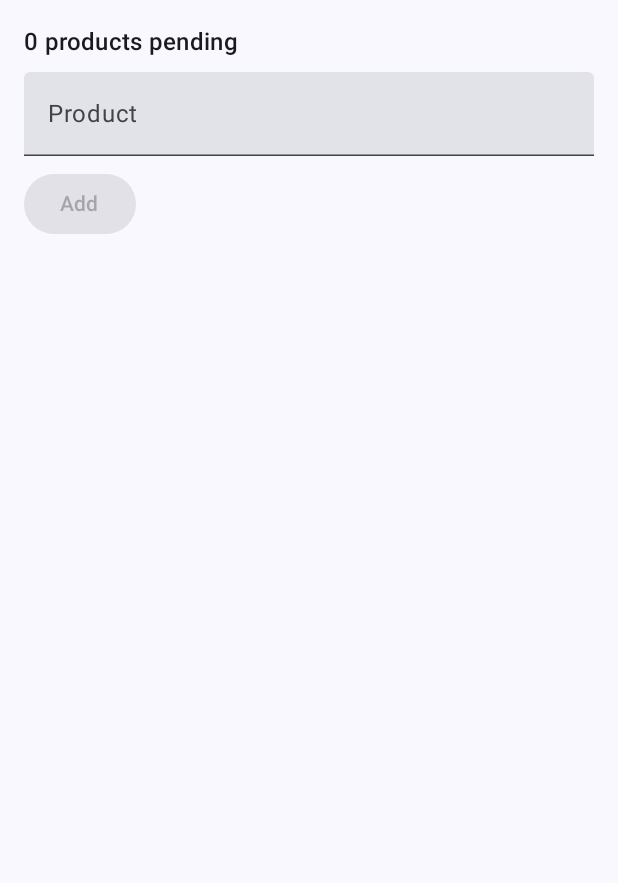
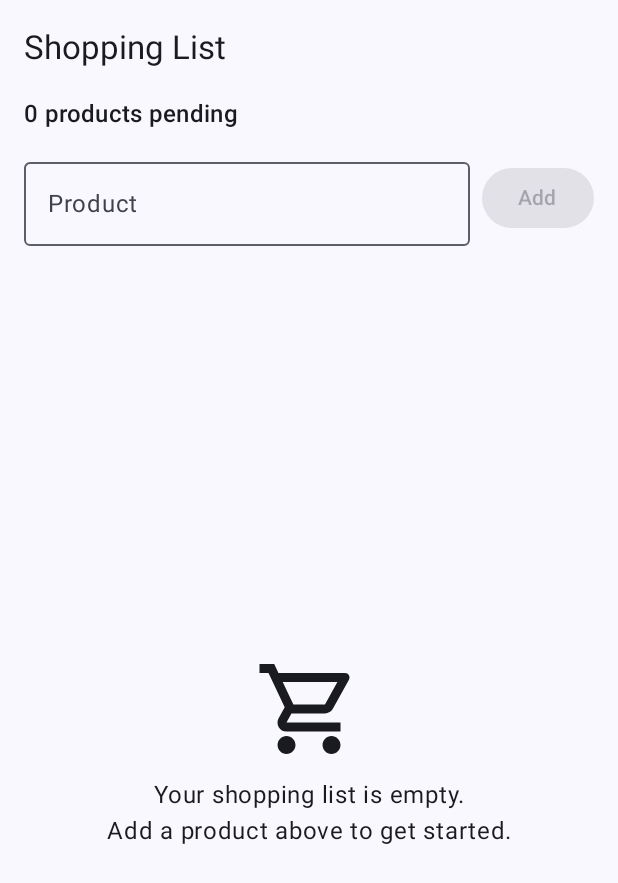
Before and after one commit to aymanmzkk/ListaCompra, an Android app built with Jetpack Compose: the screen it shows after launch (MainActivity), on a phone screen of 412 x 824 dp. Shown: the top 883 px of the screen. Run offline under Robolectric (Android 15) with nearby library versions, the phone set to English and light mode, and no system bars.

Commit message:
Bloque 3: interfaz con Row, LazyColumn, Card y Box
- Parte superior: Row con OutlinedTextField y Button "Añadir" (también
  añade con la tecla Hecho del teclado; desactivado si el campo está vacío).
- Lista de productos en LazyColumn; cada producto en una Card que se
  marca/desmarca como comprado al pulsarla y tiene botón de eliminar.
- Icono de comprado/pendiente colocado con un Box en la esquina superior
  derecha de la tarjeta.
- Mensaje centrado cuando la lista está vacía.
- Pantalla separada en versión con estado y sin estado para las @Preview.

```diff
--- a/app/build.gradle.kts
+++ b/app/build.gradle.kts
@@ -60,6 +60,7 @@ dependencies {
     implementation(libs.androidx.ui.graphics)
     implementation(libs.androidx.ui.tooling.preview)
     implementation(libs.androidx.material3)
+    implementation(libs.androidx.material.icons.core)
     testImplementation(libs.junit)
     androidTestImplementation(libs.androidx.junit)
     androidTestImplementation(libs.androidx.espresso.core)
--- a/app/src/main/java/com/example/listacompra/MainActivity.kt
+++ b/app/src/main/java/com/example/listacompra/MainActivity.kt
@@ -4,10 +4,6 @@ import android.os.Bundle
 import androidx.activity.ComponentActivity
 import androidx.activity.compose.setContent
 import androidx.activity.enableEdgeToEdge
-import androidx.compose.foundation.layout.fillMaxSize
-import androidx.compose.foundation.layout.padding
-import androidx.compose.material3.Scaffold
-import androidx.compose.ui.Modifier
 import com.example.listacompra.ui.screens.ListaCompraScreen
 import com.example.listacompra.ui.theme.ListaCompraTheme
 
@@ -17,9 +13,7 @@ class MainActivity : ComponentActivity() {
         enableEdgeToEdge()
         setContent {
             ListaCompraTheme {
-                Scaffold(modifier = Modifier.fillMaxSize()) { innerPadding ->
-                    ListaCompraScreen(modifier = Modifier.padding(innerPadding))
-                }
+                ListaCompraScreen()
             }
         }
     }
--- /dev/null
+++ b/app/src/main/java/com/example/listacompra/ui/components/ListaVacia.kt
@@ -0,0 +1,41 @@
+package com.example.listacompra.ui.components
+
+import androidx.compose.foundation.layout.Arrangement
+import androidx.compose.foundation.layout.Box
+import androidx.compose.foundation.layout.Column
+import androidx.compose.foundation.layout.fillMaxSize
+import androidx.compose.foundation.layout.size
+import androidx.compose.material.icons.Icons
+import androidx.compose.material.icons.outlined.ShoppingCart
+import androidx.compose.material3.Icon
+import androidx.compose.material3.MaterialTheme
+import androidx.compose.material3.Text
+import androidx.compose.runtime.Composable
+import androidx.compose.ui.Alignment
+import androidx.compose.ui.Modifier
+import androidx.compose.ui.res.dimensionResource
+import androidx.compose.ui.res.stringResource
+import androidx.compose.ui.text.style.TextAlign
+import com.example.listacompra.R
+
+/** Mensaje centrado que se muestra en lugar de la lista cuando no hay productos. */
+@Composable
+fun ListaVacia(modifier: Modifier = Modifier) {
+    Box(modifier = modifier.fillMaxSize(), contentAlignment = Alignment.Center) {
+        Column(
+            horizontalAlignment = Alignment.CenterHorizontally,
+            verticalArrangement = Arrangement.spacedBy(dimensionResource(R.dimen.espacio_mediano))
+        ) {
+            Icon(
+                imageVector = Icons.Outlined.ShoppingCart,
+                contentDescription = stringResource(R.string.cd_lista_vacia),
+                modifier = Modifier.size(dimensionResource(R.dimen.tamano_icono_lista_vacia))
+            )
+            Text(
+                text = stringResource(R.string.lista_vacia),
+                style = MaterialTheme.typography.bodyLarge,
+                textAlign = TextAlign.Center
+            )
+        }
+    }
+}
--- /dev/null
+++ b/app/src/main/java/com/example/listacompra/ui/components/NuevoProductoRow.kt
@@ -0,0 +1,54 @@
+package com.example.listacompra.ui.components
+
+import androidx.compose.foundation.layout.Arrangement
+import androidx.compose.foundation.layout.Row
+import androidx.compose.foundation.layout.fillMaxWidth
+import androidx.compose.foundation.text.KeyboardActions
+import androidx.compose.foundation.text.KeyboardOptions
+import androidx.compose.material3.Button
+import androidx.compose.material3.OutlinedTextField
+import androidx.compose.material3.Text
+import androidx.compose.runtime.Composable
+import androidx.compose.ui.Alignment
+import androidx.compose.ui.Modifier
+import androidx.compose.ui.res.dimensionResource
+import androidx.compose.ui.res.stringResource
+import androidx.compose.ui.text.input.ImeAction
+import androidx.compose.ui.text.input.KeyboardCapitalization
+import com.example.listacompra.R
+
+/**
+ * Parte superior: campo de texto para el nombre del producto y botón "Añadir".
+ */
+@Composable
+fun NuevoProductoRow(
+    texto: String,
+    puedeAnadir: Boolean,
+    onTextoChange: (String) -> Unit,
+    onAnadir: () -> Unit,
+    modifier: Modifier = Modifier
+) {
+    Row(
+        modifier = modifier.fillMaxWidth(),
+        verticalAlignment = Alignment.CenterVertically,
+        horizontalArrangement = Arrangement.spacedBy(dimensionResource(R.dimen.espacio_pequeno))
+    ) {
+        OutlinedTextField(
+            value = texto,
+            onValueChange = onTextoChange,
+            label = { Text(stringResource(R.string.etiqueta_producto)) },
+            placeholder = { Text(stringResource(R.string.placeholder_producto)) },
+            singleLine = true,
+            keyboardOptions = KeyboardOptions(
+                capitalization = KeyboardCapitalization.Sentences,
+                imeAction = ImeAction.Done
+            ),
+            // La tecla "Hecho" del teclado también añade el producto
+            keyboardActions = KeyboardActions(onDone = { if (puedeAnadir) onAnadir() }),
+            modifier = Modifier.weight(1f)
+        )
+        Button(onClick = onAnadir, enabled = puedeAnadir) {
+            Text(stringResource(R.string.boton_anadir))
+        }
+    }
+}
--- a/app/src/main/java/com/example/listacompra/ui/screens/ListaCompraScreen.kt
+++ b/app/src/main/java/com/example/listacompra/ui/screens/ListaCompraScreen.kt
@@ -2,29 +2,40 @@ package com.example.listacompra.ui.screens
 
 import androidx.compose.foundation.layout.Arrangement
 import androidx.compose.foundation.layout.Column
-import androidx.compose.foundation.layout.Row
-import androidx.compose.foundation.layout.fillMaxWidth
+import androidx.compose.foundation.layout.PaddingValues
+import androidx.compose.foundation.layout.consumeWindowInsets
+import androidx.compose.foundation.layout.fillMaxSize
+import androidx.compose.foundation.layout.imePadding
 import androidx.compose.foundation.layout.padding
-import androidx.compose.material3.Button
+import androidx.compose.foundation.lazy.LazyColumn
+import androidx.compose.foundation.lazy.items
+import androidx.compose.material3.ExperimentalMaterial3Api
 import androidx.compose.material3.MaterialTheme
+import androidx.compose.material3.Scaffold
 import androidx.compose.material3.Text
-import androidx.compose.material3.TextButton
-import androidx.compose.material3.TextField
+import androidx.compose.material3.TopAppBar
 import androidx.compose.runtime.Composable
 import androidx.compose.runtime.getValue
-import androidx.compose.ui.Alignment
 import androidx.compose.ui.Modifier
 import androidx.compose.ui.res.dimensionResource
 import androidx.compose.ui.res.pluralStringResource
+import androidx.compose.ui.res.stringArrayResource
 import androidx.compose.ui.res.stringResource
+import androidx.compose.ui.tooling.preview.Preview
 import androidx.lifecycle.compose.collectAsStateWithLifecycle
 import androidx.lifecycle.viewmodel.compose.viewModel
 import com.example.listacompra.R
+import com.example.listacompra.data.Producto
+import com.example.listacompra.ui.ListaCompraUiState
 import com.example.listacompra.ui.ListaCompraViewModel
+import com.example.listacompra.ui.components.ListaVacia
+import com.example.listacompra.ui.components.NuevoProductoRow
+import com.example.listacompra.ui.components.ProductoCard
+import com.example.listacompra.ui.theme.ListaCompraTheme
 
 /**
- * Pantalla principal. Lee el estado del [ListaCompraViewModel] y le
- * envía las acciones del usuario (patrón MVVM, flujo unidireccional).
+ * Pantalla principal con estado: lee el [ListaCompraViewModel] y le envía
+ * las acciones del usuario (patrón MVVM, flujo unidireccional de datos).
  */
 @Composable
 fun ListaCompraScreen(
@@ -33,29 +44,68 @@ fun ListaCompraScreen(
 ) {
     val uiState by viewModel.uiState.collectAsStateWithLifecycle()
 
-    Column(
-        modifier = modifier.padding(dimensionResource(R.dimen.margen_pantalla)),
-        verticalArrangement = Arrangement.spacedBy(dimensionResource(R.dimen.espacio_pequeno))
-    ) {
-        ContadorPendientes(pendientes = uiState.pendientes)
-        TextField(
-            value = uiState.nuevoProducto,
-            onValueChange = viewModel::onNuevoProductoChange,
-            label = { Text(stringResource(R.string.etiqueta_producto)) },
-            singleLine = true,
-            modifier = Modifier.fillMaxWidth()
-        )
-        Button(
-            onClick = viewModel::anadirProducto,
-            enabled = uiState.puedeAnadir
+    ListaCompraContent(
+        uiState = uiState,
+        onNuevoProductoChange = viewModel::onNuevoProductoChange,
+        onAnadir = viewModel::anadirProducto,
+        onAlternarComprado = viewModel::alternarComprado,
+        onEliminar = viewModel::eliminarProducto,
+        modifier = modifier
+    )
+}
+
+/**
+ * Pantalla sin estado: solo pinta lo que recibe. Así se puede previsualizar
+ * con @Preview sin necesidad de un ViewModel.
+ */
+@OptIn(ExperimentalMaterial3Api::class)
+@Composable
+fun ListaCompraContent(
+    uiState: ListaCompraUiState,
+    onNuevoProductoChange: (String) -> Unit,
+    onAnadir: () -> Unit,
+    onAlternarComprado: (Producto) -> Unit,
+    onEliminar: (Producto) -> Unit,
+    modifier: Modifier = Modifier
+) {
+    Scaffold(
+        modifier = modifier.fillMaxSize(),
+        topBar = { TopAppBar(title = { Text(stringResource(R.string.app_name)) }) }
+    ) { innerPadding ->
+        Column(
+            modifier = Modifier
+                .fillMaxSize()
+                .padding(innerPadding)
+                .consumeWindowInsets(innerPadding)
+                .imePadding()
+                .padding(horizontal = dimensionResource(R.dimen.margen_pantalla)),
+            verticalArrangement = Arrangement.spacedBy(dimensionResource(R.dimen.espacio_mediano))
         ) {
-            Text(stringResource(R.string.boton_anadir))
-        }
-        uiState.productos.forEach { producto ->
-            Row(verticalAlignment = Alignment.CenterVertically) {
-                Text(text = producto.nombre, modifier = Modifier.weight(1f))
-                TextButton(onClick = { viewModel.eliminarProducto(producto) }) {
-                    Text(stringResource(R.string.boton_eliminar))
+            ContadorPendientes(pendientes = uiState.pendientes)
+
+            NuevoProductoRow(
+                texto = uiState.nuevoProducto,
+                puedeAnadir = uiState.puedeAnadir,
+                onTextoChange = onNuevoProductoChange,
+                onAnadir = onAnadir
+            )
+
+            if (uiState.productos.isEmpty()) {
+                ListaVacia()
+            } else {
+                LazyColumn(
+                    modifier = Modifier.fillMaxSize(),
+                    verticalArrangement = Arrangement.spacedBy(dimensionResource(R.dimen.espacio_pequeno)),
+                    contentPadding = PaddingValues(bottom = dimensionResource(R.dimen.margen_pantalla))
+                ) {
+                    items(uiState.productos, key = { it.id }) { producto ->
+                        ProductoCard(
+                            producto = producto,
+                            onClick = { onAlternarComprado(producto) },
+                            onEliminar = { onEliminar(producto) },
+                            modifier = Modifier.animateItem()
+                        )
+                    }
                 }
             }
         }
@@ -71,3 +121,32 @@ fun ContadorPendientes(pendientes: Int, modifier: Modifier = Modifier) {
         modifier = modifier
     )
 }
+
+/** Lista de ejemplo para las previsualizaciones (nombres sacados de strings.xml). */
+@Composable
+private fun productosEjemplo(): List<Producto> =
+    stringArrayResource(R.array.productos_ejemplo).mapIndexed { i, nombre ->
+        Producto(id = i.toLong(), nombre = nombre, comprado = i == 1)
+    }
+
+@Preview(showBackground = true)
+@Composable
+private fun ListaCompraPreview() {
+    ListaCompraTheme {
+        ListaCompraContent(
+            uiState = ListaCompraUiState(productos = productosEjemplo()),
+            onNuevoProductoChange = {}, onAnadir = {}, onAlternarComprado = {}, onEliminar = {}
+        )
+    }
+}
+
+@Preview(showBackground = true)
+@Composable
+private fun ListaVaciaPreview() {
+    ListaCompraTheme {
+        ListaCompraContent(
+            uiState = ListaCompraUiState(),
+            onNuevoProductoChange = {}, onAnadir = {}, onAlternarComprado = {}, onEliminar = {}
+        )
+    }
+}
--- a/app/src/main/res/values/dimens.xml
+++ b/app/src/main/res/values/dimens.xml
@@ -4,4 +4,15 @@
     <dimen name="margen_pantalla">16dp</dimen>
     <!-- Separación entre elementos -->
     <dimen name="espacio_pequeno">8dp</dimen>
+    <dimen name="espacio_mediano">12dp</dimen>
+
+    <!-- Tarjeta de producto -->
+    <dimen name="padding_tarjeta">16dp</dimen>
+    <dimen name="margen_icono_esquina">8dp</dimen>
+    <dimen name="tamano_icono_estado">20dp</dimen>
+    <!-- Hueco a la derecha de la fila para que el icono de la esquina no se solape -->
+    <dimen name="hueco_icono_estado">28dp</dimen>
+
+    <!-- Mensaje de lista vacía -->
+    <dimen name="tamano_icono_lista_vacia">72dp</dimen>
 </resources>
--- a/app/src/main/res/values/strings.xml
+++ b/app/src/main/res/values/strings.xml
@@ -9,6 +9,23 @@
 
     <!-- Alta de productos -->
     <string name="etiqueta_producto">Product</string>
+    <string name="placeholder_producto">e.g. Milk</string>
     <string name="boton_anadir">Add</string>
-    <string name="boton_eliminar">Delete</string>
+
+    <!-- Lista vacía -->
+    <string name="lista_vacia">Your shopping list is empty.\nAdd a product above to get started.</string>
+
+    <!-- Descripciones de los iconos (accesibilidad) -->
+    <string name="cd_comprado">Bought</string>
+    <string name="cd_pendiente">Pending</string>
+    <string name="cd_eliminar">Delete product</string>
+    <string name="cd_lista_vacia">Empty shopping cart</string>
+
+    <!-- Datos de ejemplo para las @Preview -->
+    <string-array name="productos_ejemplo">
+        <item>Milk</item>
+        <item>Bread</item>
+        <item>Eggs</item>
+        <item>Apples</item>
+    </string-array>
 </resources>
--- a/gradle/libs.versions.toml
+++ b/gradle/libs.versions.toml
@@ -26,6 +26,7 @@ androidx-ui-tooling-preview = { group = "androidx.compose.ui", name = "ui-toolin
 androidx-ui-test-manifest = { group = "androidx.compose.ui", name = "ui-test-manifest" }
 androidx-ui-test-junit4 = { group = "androidx.compose.ui", name = "ui-test-junit4" }
 androidx-material3 = { group = "androidx.compose.material3", name = "material3" }
+androidx-material-icons-core = { group = "androidx.compose.material", name = "material-icons-core" }
 
 [plugins]
 android-application = { id = "com.android.application", version.ref = "agp" }
```
Also changed, not shown: app/src/main/java/com/example/listacompra/ui/components/ProductoCard.kt (added, +79 -0 lines), 1 other file.
